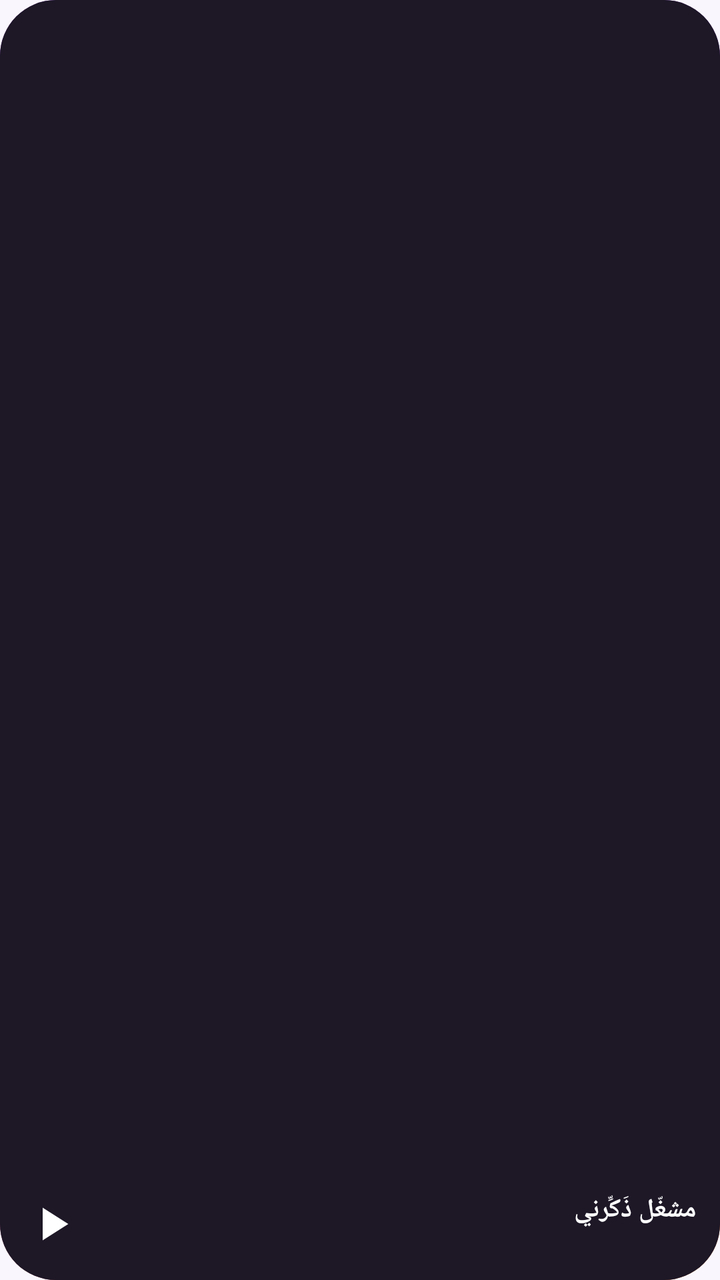
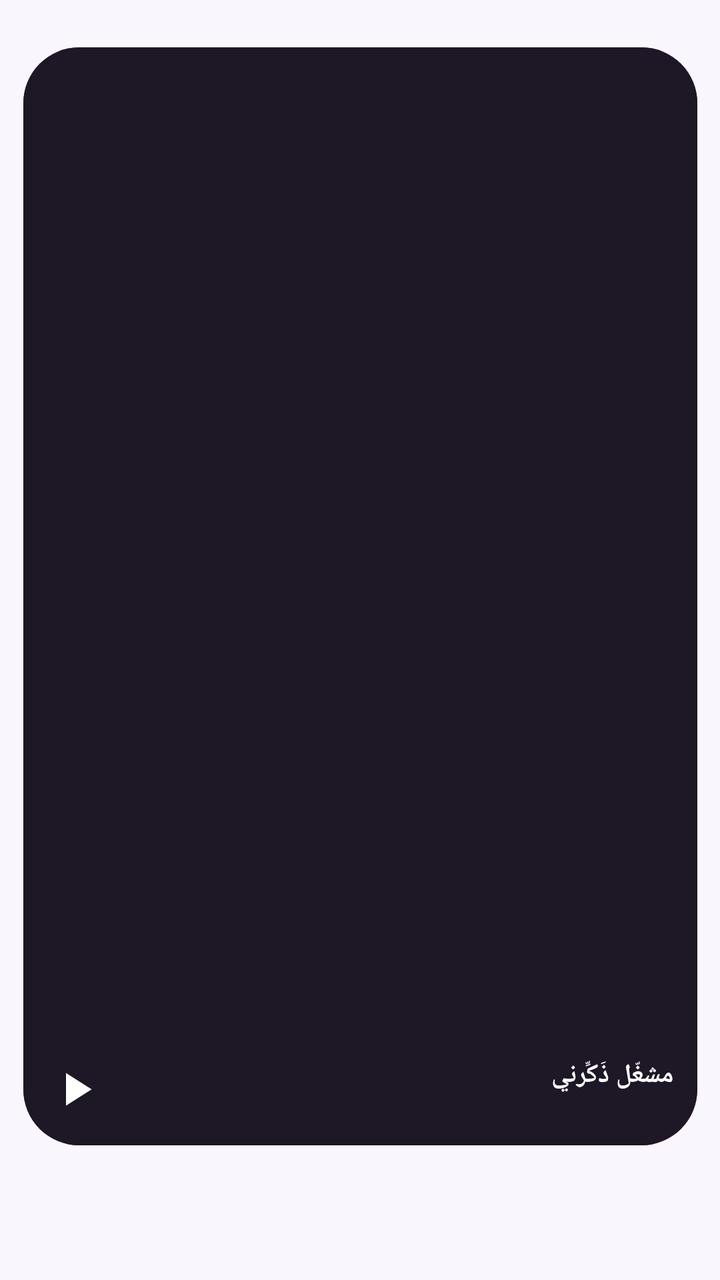

Before-and-after screenshots of an Android layout around one commit, followed by the original layout XML and the change that was made.
<!-- AndroidManifest.xml: application theme AppTheme -->
<!-- res/layout/widget_player_s.xml -->
<?xml version="1.0" encoding="utf-8"?>
<FrameLayout xmlns:android="http://schemas.android.com/apk/res/android" android:id="@+id/widget_root" android:layout_width="match_parent" android:layout_height="match_parent" android:layoutDirection="rtl">
    <FrameLayout android:id="@+id/p_box" android:layout_width="match_parent" android:layout_height="match_parent" android:layout_gravity="top|center_horizontal">
        <ImageView android:id="@+id/wbg" android:layout_width="match_parent" android:layout_height="match_parent" android:clipToOutline="true" android:scaleType="fitXY" android:src="@drawable/wbg_grad_2" android:contentDescription="@null" />
        <ImageView android:id="@+id/wscrim" android:layout_width="match_parent" android:layout_height="match_parent" android:scaleType="fitXY" android:src="@drawable/wbg_dark_2" android:contentDescription="@null" />
        <ImageView android:id="@+id/p_art" android:layout_width="0dp" android:layout_height="0dp" android:visibility="gone" android:contentDescription="@null" />
        <ImageView android:id="@+id/p_prev" android:layout_width="0dp" android:layout_height="0dp" android:visibility="gone" android:contentDescription="@null" />
        <ImageView android:id="@+id/p_next" android:layout_width="0dp" android:layout_height="0dp" android:visibility="gone" android:contentDescription="@null" />
        <LinearLayout android:layout_width="match_parent" android:layout_height="wrap_content" android:layout_gravity="bottom" android:orientation="horizontal" android:gravity="center_vertical" android:paddingStart="12dp" android:paddingEnd="6dp" android:paddingBottom="8dp">
        <LinearLayout android:layout_width="0dp" android:layout_height="wrap_content" android:layout_weight="1" android:orientation="vertical">
            <TextView android:id="@+id/p_title" android:layout_width="match_parent" android:layout_height="wrap_content" android:text="مشغّل ذَكِّرني" android:textColor="#FFFFFF" android:textSize="13dp" android:textStyle="bold" android:maxLines="1" android:ellipsize="end" />
            <TextView android:id="@+id/p_artist" android:layout_width="match_parent" android:layout_height="wrap_content" android:textColor="#E6D6F5" android:textSize="10.5dp" android:maxLines="1" android:ellipsize="end" />
            <TextView android:id="@+id/p_sleep" android:layout_width="wrap_content" android:layout_height="wrap_content" android:textColor="#FFB066" android:textSize="10dp" android:maxLines="1" android:visibility="gone" />
        </LinearLayout>
        <ImageView android:id="@+id/p_toggle" android:layout_width="40dp" android:layout_height="40dp" android:layout_marginStart="4dp" android:padding="6dp" android:src="@drawable/ic_p_play" android:scaleType="fitCenter" android:contentDescription="p_toggle" />
        </LinearLayout>
    </FrameLayout>
</FrameLayout>
<!-- resources referenced by this layout -->
<resources>
  <!-- drawable ic_p_play (drawable) -->
  <vector xmlns:android="http://schemas.android.com/apk/res/android" android:width="24dp" android:height="24dp" android:viewportWidth="24" android:viewportHeight="24">
      <path android:fillColor="#FFFFFFFF" android:pathData="M8,5v14l11,-7z"/>
  </vector>
  <!-- drawable wbg_dark_2 (drawable) -->
  <?xml version="1.0" encoding="utf-8"?>
  <shape xmlns:android="http://schemas.android.com/apk/res/android" android:shape="rectangle">
      <solid android:color="#1D1726" />
      <corners android:radius="28dp" />
  </shape>
  <!-- drawable wbg_grad_2 (drawable) -->
  <?xml version="1.0" encoding="utf-8"?>
  <shape xmlns:android="http://schemas.android.com/apk/res/android" android:shape="rectangle">
      <gradient android:angle="315" android:startColor="#7137A8" android:centerColor="#5A2690" android:endColor="#B04E0A" />
      <corners android:radius="28dp" />
  </shape>
  <style name="AppTheme" parent="@android:style/Theme.Material.Light.NoActionBar">
          <item name="android:windowBackground">@color/bg</item>
          <item name="android:statusBarColor">@color/bg</item>
          <item name="android:navigationBarColor">@color/bg</item>
          <item name="android:colorAccent">@color/orange</item>
          <item name="android:colorPrimary">@color/purple</item>
      </style>
  <color name="bg">#FAF6FD</color>
  <color name="orange">#F28A32</color>
  <color name="purple">#7137A8</color>
</resources>

<!-- the commit's change to res/layout/widget_player_s.xml (unified diff, before → after) -->
@@ -1,18 +1,27 @@
 <?xml version="1.0" encoding="utf-8"?>
 <FrameLayout xmlns:android="http://schemas.android.com/apk/res/android" android:id="@+id/widget_root" android:layout_width="match_parent" android:layout_height="match_parent" android:layoutDirection="rtl">
-    <FrameLayout android:id="@+id/p_box" android:layout_width="match_parent" android:layout_height="match_parent" android:layout_gravity="top|center_horizontal">
-        <ImageView android:id="@+id/wbg" android:layout_width="match_parent" android:layout_height="match_parent" android:clipToOutline="true" android:scaleType="fitXY" android:src="@drawable/wbg_grad_2" android:contentDescription="@null" />
-        <ImageView android:id="@+id/wscrim" android:layout_width="match_parent" android:layout_height="match_parent" android:scaleType="fitXY" android:src="@drawable/wbg_dark_2" android:contentDescription="@null" />
-        <ImageView android:id="@+id/p_art" android:layout_width="0dp" android:layout_height="0dp" android:visibility="gone" android:contentDescription="@null" />
-        <ImageView android:id="@+id/p_prev" android:layout_width="0dp" android:layout_height="0dp" android:visibility="gone" android:contentDescription="@null" />
-        <ImageView android:id="@+id/p_next" android:layout_width="0dp" android:layout_height="0dp" android:visibility="gone" android:contentDescription="@null" />
-        <LinearLayout android:layout_width="match_parent" android:layout_height="wrap_content" android:layout_gravity="bottom" android:orientation="horizontal" android:gravity="center_vertical" android:paddingStart="12dp" android:paddingEnd="6dp" android:paddingBottom="8dp">
-        <LinearLayout android:layout_width="0dp" android:layout_height="wrap_content" android:layout_weight="1" android:orientation="vertical">
-            <TextView android:id="@+id/p_title" android:layout_width="match_parent" android:layout_height="wrap_content" android:text="مشغّل ذَكِّرني" android:textColor="#FFFFFF" android:textSize="13dp" android:textStyle="bold" android:maxLines="1" android:ellipsize="end" />
-            <TextView android:id="@+id/p_artist" android:layout_width="match_parent" android:layout_height="wrap_content" android:textColor="#E6D6F5" android:textSize="10.5dp" android:maxLines="1" android:ellipsize="end" />
-            <TextView android:id="@+id/p_sleep" android:layout_width="wrap_content" android:layout_height="wrap_content" android:textColor="#FFB066" android:textSize="10dp" android:maxLines="1" android:visibility="gone" />
+    
+    <LinearLayout android:layout_width="match_parent" android:layout_height="match_parent" android:orientation="vertical">
+        <FrameLayout android:layout_width="match_parent" android:layout_height="0dp" android:layout_weight="37" />
+        <LinearLayout android:layout_width="match_parent" android:layout_height="0dp" android:layout_weight="858" android:orientation="horizontal">
+            <FrameLayout android:layout_width="0dp" android:layout_height="match_parent" android:layout_weight="32" />
+            <FrameLayout android:id="@+id/p_box" android:layout_width="0dp" android:layout_height="match_parent" android:layout_weight="936">
+                <ImageView android:id="@+id/wbg" android:layout_width="match_parent" android:layout_height="match_parent" android:clipToOutline="true" android:scaleType="fitXY" android:src="@drawable/wbg_grad_2" android:contentDescription="@null" />
+                <ImageView android:id="@+id/wscrim" android:layout_width="match_parent" android:layout_height="match_parent" android:scaleType="fitXY" android:src="@drawable/wbg_dark_2" android:contentDescription="@null" />
+                <ImageView android:id="@+id/p_art" android:layout_width="0dp" android:layout_height="0dp" android:visibility="gone" android:contentDescription="@null" />
+                <ImageView android:id="@+id/p_prev" android:layout_width="0dp" android:layout_height="0dp" android:visibility="gone" android:contentDescription="@null" />
+                <ImageView android:id="@+id/p_next" android:layout_width="0dp" android:layout_height="0dp" android:visibility="gone" android:contentDescription="@null" />
+                <LinearLayout android:layout_width="match_parent" android:layout_height="wrap_content" android:layout_gravity="bottom" android:orientation="horizontal" android:gravity="center_vertical" android:paddingStart="12dp" android:paddingEnd="6dp" android:paddingBottom="8dp">
+                <LinearLayout android:layout_width="0dp" android:layout_height="wrap_content" android:layout_weight="1" android:orientation="vertical">
+                    <TextView android:id="@+id/p_title" android:layout_width="match_parent" android:layout_height="wrap_content" android:text="مشغّل ذَكِّرني" android:textColor="#FFFFFF" android:textSize="13dp" android:textStyle="bold" android:maxLines="1" android:ellipsize="end" />
+                    <TextView android:id="@+id/p_artist" android:layout_width="match_parent" android:layout_height="wrap_content" android:textColor="#E6D6F5" android:textSize="10.5dp" android:maxLines="1" android:ellipsize="end" />
+                    <TextView android:id="@+id/p_sleep" android:layout_width="wrap_content" android:layout_height="wrap_content" android:textColor="#FFB066" android:textSize="10dp" android:maxLines="1" android:visibility="gone" />
+                </LinearLayout>
+                <ImageView android:id="@+id/p_toggle" android:layout_width="40dp" android:layout_height="40dp" android:layout_marginStart="4dp" android:padding="6dp" android:src="@drawable/ic_p_play" android:scaleType="fitCenter" android:contentDescription="p_toggle" />
+                </LinearLayout>
+            </FrameLayout>
+            <FrameLayout android:layout_width="0dp" android:layout_height="match_parent" android:layout_weight="32" />
         </LinearLayout>
-        <ImageView android:id="@+id/p_toggle" android:layout_width="40dp" android:layout_height="40dp" android:layout_marginStart="4dp" android:padding="6dp" android:src="@drawable/ic_p_play" android:scaleType="fitCenter" android:contentDescription="p_toggle" />
-        </LinearLayout>
-    </FrameLayout>
+        <FrameLayout android:layout_width="match_parent" android:layout_height="0dp" android:layout_weight="105" />
+    </LinearLayout>
 </FrameLayout>
